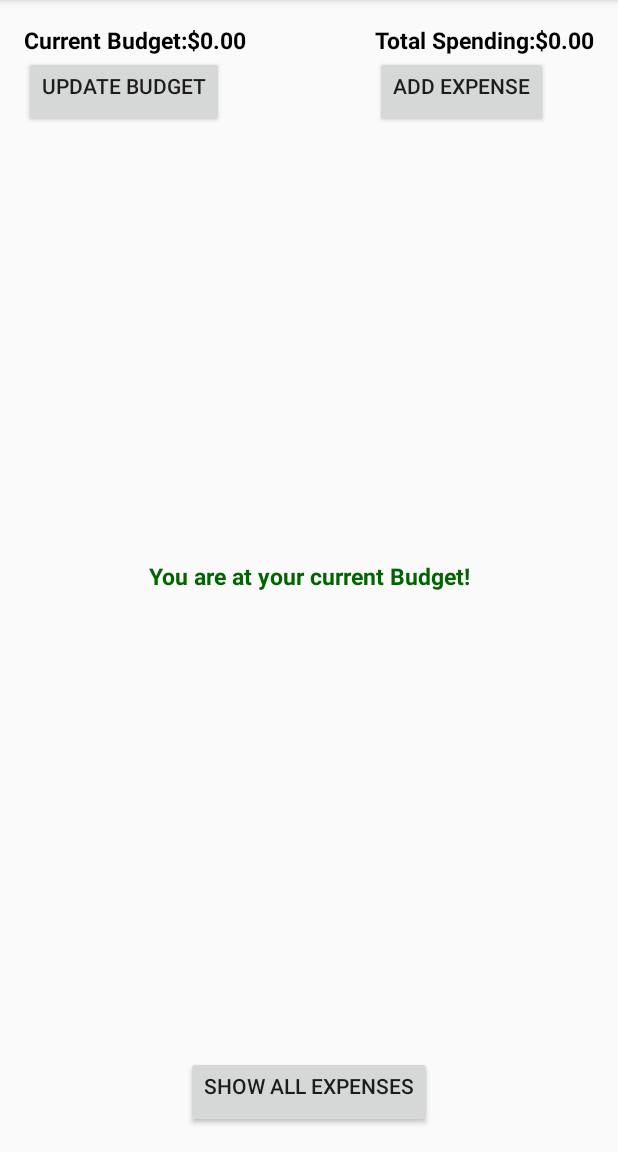
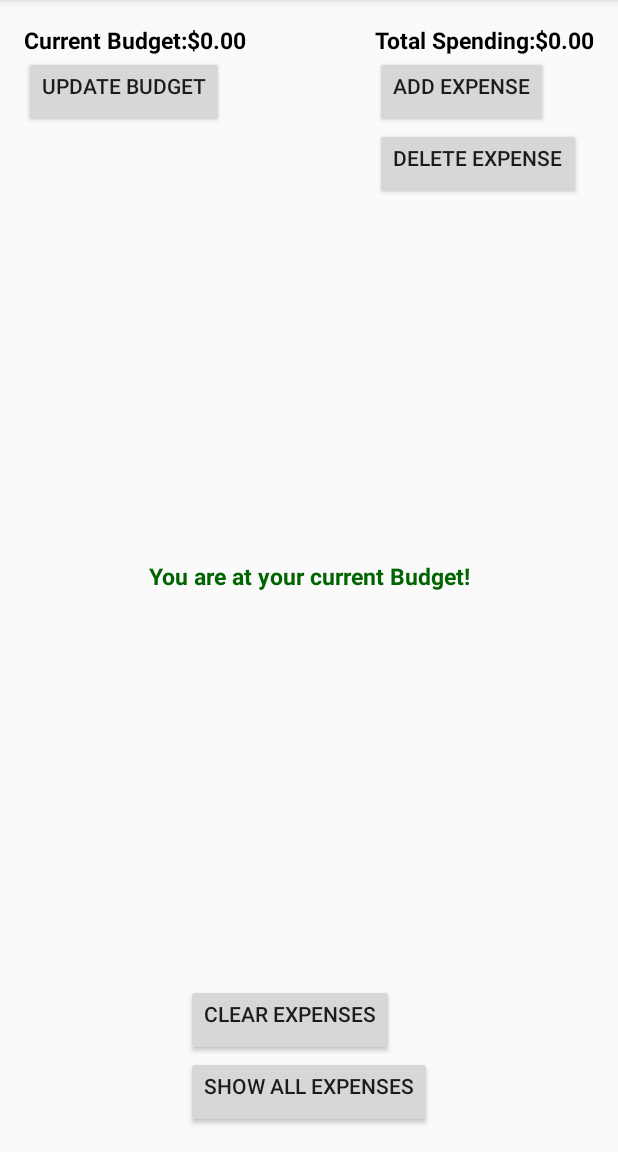
Before and after one commit to ritikshar/436-final-proj-G34, an Android app: the MainActivity screen opened directly, with no data from a screen before it, on a phone screen of 412 x 824 dp, the part 84-1236 px from its top. Run offline under Robolectric (Android 15) with nearby library versions, the phone set to English and light mode, and no system bars.

Commit message:
added delete and clear button (no functionality yet)

```diff
--- a/code/app/src/main/java/com/example/studentexpensetrackersystem/MainActivity.kt
+++ b/code/app/src/main/java/com/example/studentexpensetrackersystem/MainActivity.kt
@@ -77,6 +77,35 @@ class MainActivity : AppCompatActivity(), UpdateBudgetFragment.UpdateBudgetListe
     fun add_button(v: View) {
         addExpenseDialog = AddExpenseFragment.newInstance()
         addExpenseDialog.show(supportFragmentManager, "Add Expense")
+    }
+
+    fun delete_button(v: View) {
+        //Should create a new dialog similar to add_expense to delete an entry
+
+        /* CODE to delete a line from a file to be used somewhere later
+        @Throws(IOException::class)
+        fun removeLine(br: BufferedReader, f: File, Line: String) {
+            val temp = File("temp.txt")
+            val bw = BufferedWriter(FileWriter(temp))
+            var currentLine: String
+            while (br.readLine().also { currentLine = it } != null) {
+                val trimmedLine = currentLine.trim { it <= ' ' }
+                if (trimmedLine == Line) {
+                    currentLine = ""
+                }
+            bw.write(currentLine + System.getProperty("line.separator"))
+        }
+        bw.close()
+        br.close()
+        val delete = f.delete()
+        val b = temp.renameTo(f)
+        }
+        */
+    }
+
+    fun clear_button(v: View) {
+        //No creation of a dialog or activity,
+        //simply clear the internal data and show a TOAST when done
     }
 
     fun details_button(v: View) {
--- a/code/app/src/main/res/layout/activity_main.xml
+++ b/code/app/src/main/res/layout/activity_main.xml
@@ -77,6 +77,17 @@
         app:layout_constraintStart_toStartOf="@id/total_spending"
         />
 
+    <Button
+        android:id="@+id/delete_expense"
+        android:layout_height="wrap_content"
+        android:layout_width="wrap_content"
+        android:gravity="left"
+        android:text="@string/delete_ex"
+        android:onClick="delete_button"
+        app:layout_constraintTop_toBottomOf="@id/add_expense"
+        app:layout_constraintStart_toStartOf="@id/total_spending"
+        />
+
     <TextView
         android:id="@+id/over_under"
         android:layout_width="wrap_content"
@@ -89,6 +100,17 @@
         app:layout_constraintStart_toStartOf="parent"
         app:layout_constraintEnd_toEndOf="parent"
         app:layout_constraintBottom_toBottomOf="parent"
+        />
+
+    <Button
+        android:id="@+id/clear_expenses"
+        android:layout_height="wrap_content"
+        android:layout_width="wrap_content"
+        android:gravity="left"
+        android:text="@string/clear_exs"
+        android:onClick="clear_button"
+        app:layout_constraintBottom_toTopOf="@id/show_expenses"
+        app:layout_constraintStart_toStartOf="@id/show_expenses"
         />
 
     <Button
--- a/code/app/src/main/res/values/strings.xml
+++ b/code/app/src/main/res/values/strings.xml
@@ -4,6 +4,8 @@
     <string name="update_budget">Update Budget</string>
     <string name="tot_spend">Total Spending:$</string>
     <string name="add_ex">Add Expense</string>
+    <string name="delete_ex">Delete Expense</string>
+    <string name="clear_exs">Clear Expenses</string>
     <string name="show_exs">Show All Expenses</string>
     <string name="done">Done</string>
 </resources>
```
